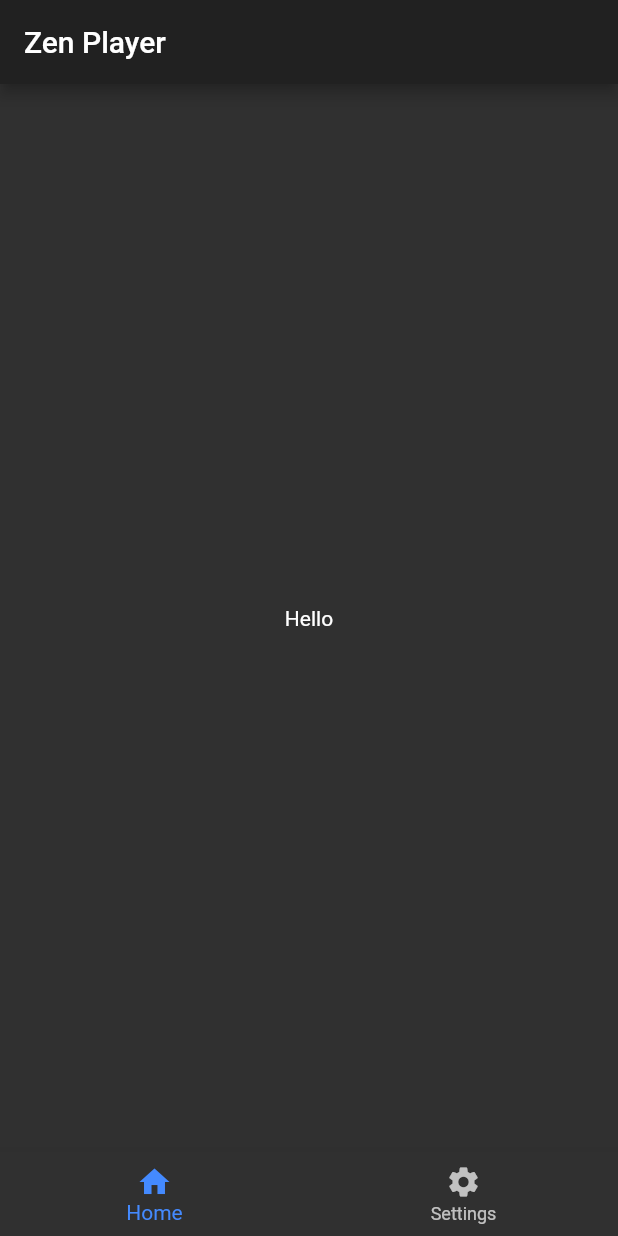
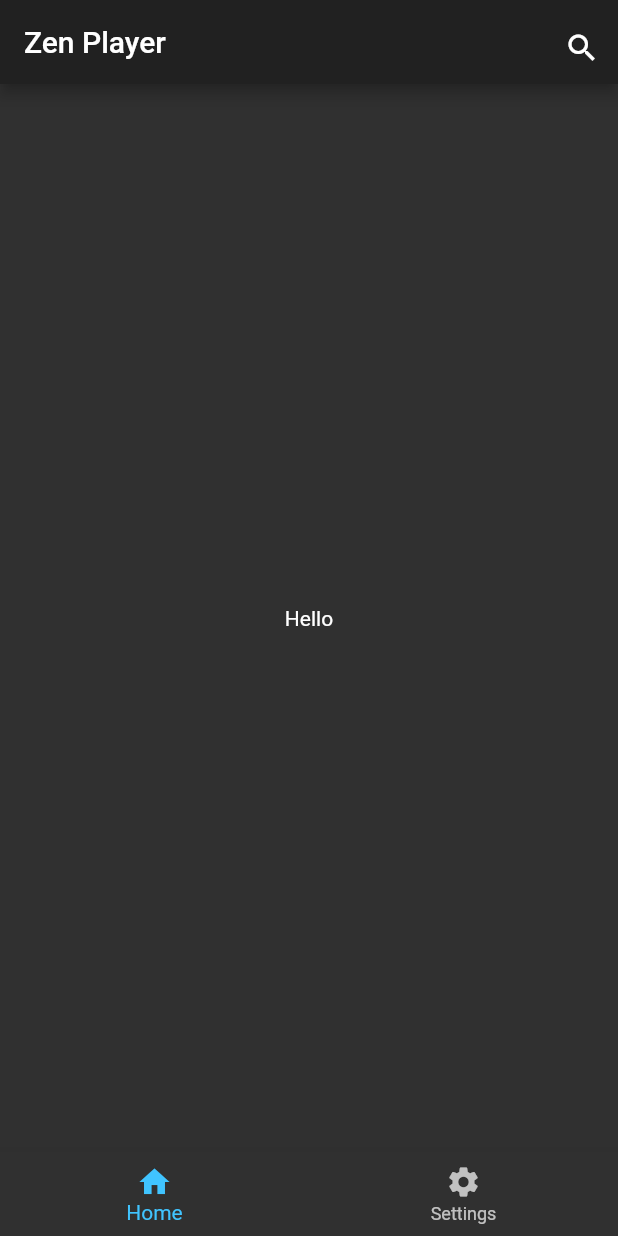
Before and after one commit to zawlinnnaing/zen-player, a Flutter app: the screen it shows after launch, on a phone screen of 412 x 824 dp. Run offline on Flutter 3.47's test engine with Material 2 defaults, Android fonts, the phone set to English and light mode, and no system bars; our stand-ins replace flutter_redux, redux, url_strategy.

Commit message:
- added redux

```diff
--- a/lib/layout/Default.dart
+++ b/lib/layout/Default.dart
@@ -1,8 +1,24 @@
 import 'dart:developer';
 
 import 'package:flutter/material.dart';
+import 'package:flutter_redux/flutter_redux.dart';
+import 'package:redux/redux.dart';
 import 'package:zen_player/modules/home/Home.dart';
 import 'package:zen_player/modules/setting/Setting.dart';
+import 'package:zen_player/redux/actions/app.dart';
+import 'package:zen_player/redux/states/app.dart';
+import 'package:zen_player/utils/routes.dart';
+
+class _BottomNavVm {
+  final int viewIdx;
+  final Function(int idx) onIdxChange;
+  _BottomNavVm({required this.viewIdx, required this.onIdxChange});
+  factory _BottomNavVm.fromStore(Store<AppState> store) {
+    return _BottomNavVm(
+        viewIdx: store.state.currentViewIndex,
+        onIdxChange: (idx) => store.dispatch(UpdateViewIndexAction(idx)));
+  }
+}
 
 class BottomNavigation extends StatefulWidget {
   @override
@@ -14,26 +30,37 @@ class BottomNavigation extends StatefulWidget {
 class _BottomNaviagtionState extends State<BottomNavigation> {
   int _selectedIndex = 0;
 
-  static List<Widget> _widgets = [Home(), Setting()];
+  List<Widget> _wigets = [Home(), Setting()];
 
-  void _onItemTapped(int index, BuildContext context) {
-    setState(() {
-      _selectedIndex = index;
-    });
-    // Routes.changeRoute(_widgets[index], context);
+  void _onItemTap(int idx, Function(int idx) idxChangeFn, BuildContext contex) {
+    idxChangeFn(idx);
+    Routes.changeRouteWithoutAnimation(_wigets[idx], context);
   }
 
   @override
   Widget build(BuildContext context) {
     log("current index ${_selectedIndex.toString()}");
-    return BottomNavigationBar(
-      items: const <BottomNavigationBarItem>[
-        BottomNavigationBarItem(icon: Icon(Icons.home), label: "Home"),
-        BottomNavigationBarItem(icon: Icon(Icons.settings), label: "Settings")
-      ],
-      currentIndex: _selectedIndex,
-      onTap: (int index) => _onItemTapped(index, context),
-    );
+    return StoreConnector(
+        builder: (BuildContext context, _BottomNavVm vm) => BottomNavigationBar(
+              items: const <BottomNavigationBarItem>[
+                BottomNavigationBarItem(icon: Icon(Icons.home), label: "Home"),
+                BottomNavigationBarItem(
+                    icon: Icon(Icons.settings), label: "Settings")
+              ],
+              currentIndex: vm.viewIdx,
+              onTap: (idx) => _onItemTap(idx, vm.onIdxChange, context),
+            ),
+        converter: (Store<AppState> store) => _BottomNavVm.fromStore(store));
+  }
+}
+
+class SearchButton extends StatelessWidget {
+  @override
+  Widget build(BuildContext context) {
+    return IconButton(
+        padding: EdgeInsets.symmetric(vertical: 20),
+        icon: const Icon(Icons.search),
+        onPressed: () => Navigator.pushNamed(context, Routes.search));
   }
 }
 
@@ -41,13 +68,19 @@ class DefaultLayout extends StatelessWidget {
   final String appTitle = "Zen Player";
   final Widget child;
   final AppBar? appBar;
-  DefaultLayout({Key? key, required this.child, this.appBar});
+  final bool showBackBtn;
+  DefaultLayout(
+      {Key? key, required this.child, this.appBar, this.showBackBtn = false});
   @override
   Widget build(BuildContext context) {
     return Scaffold(
       appBar: this.appBar ??
           AppBar(
             title: Text(appTitle),
+            automaticallyImplyLeading: this.showBackBtn,
+            actions: [
+              SearchButton(),
+            ],
           ),
       body: this.child,
       bottomNavigationBar: BottomNavigation(),
--- a/lib/main.dart
+++ b/lib/main.dart
@@ -1,27 +1,36 @@
 import 'package:flutter/material.dart';
+import 'package:flutter_redux/flutter_redux.dart';
+import 'package:redux/redux.dart';
 import 'package:url_strategy/url_strategy.dart';
-import 'package:zen_player/modules/home/Home.dart';
-import 'package:zen_player/modules/setting/Setting.dart';
+import 'package:zen_player/redux/reducers/app.dart';
+import 'package:zen_player/redux/states/app.dart';
 import 'package:zen_player/utils/routes.dart';
 
 void main() {
   setPathUrlStrategy();
-  runApp(MyApp());
+  Store<AppState> store = Store(appReducer, initialState: AppState());
+  runApp(MyApp(
+    store: store,
+  ));
 }
 
 class MyApp extends StatelessWidget {
-  // This widget is the root of your application.
+  final Store<AppState> store;
+  MyApp({required this.store});
+
   @override
   Widget build(BuildContext context) {
-    return MaterialApp(
-      title: 'Zen Player',
-      darkTheme: ThemeData.dark().copyWith(accentColor: Colors.blueAccent),
-      themeMode: ThemeMode.dark,
-      routes: {
-        Navigator.defaultRouteName: (context) => Home(),
-        Routes.settings: (context) => Setting(),
-      },
-      debugShowCheckedModeBanner: false,
-    );
+    return StoreProvider(
+        store: store,
+        child: MaterialApp(
+          title: 'Zen Player',
+          darkTheme:
+              ThemeData.dark().copyWith(accentColor: Colors.lightBlueAccent),
+          theme:
+              ThemeData.light().copyWith(accentColor: Colors.lightBlueAccent),
+          themeMode: store.state.themeState!.mode,
+          routes: Routes.routesMap,
+          debugShowCheckedModeBanner: false,
+        ));
   }
 }
--- /dev/null
+++ b/lib/redux/actions/app.dart
@@ -0,0 +1,4 @@
+class UpdateViewIndexAction {
+  final int index;
+  UpdateViewIndexAction(this.index);
+}
--- /dev/null
+++ b/lib/redux/actions/theme.dart
@@ -0,0 +1,6 @@
+import 'package:flutter/material.dart';
+
+class UpdateThemeModeAction {
+  ThemeMode themeMode;
+  UpdateThemeModeAction({required this.themeMode});
+}
--- /dev/null
+++ b/lib/redux/states/app.dart
@@ -0,0 +1,13 @@
+import 'package:zen_player/redux/states/theme.dart';
+
+
+
+class AppState {
+  int currentViewIndex = 0;
+  ThemeState? themeState;
+  List<String> searchHistory = [];
+
+  AppState() {
+    themeState = ThemeState();
+  }
+}
--- /dev/null
+++ b/lib/redux/states/theme.dart
@@ -0,0 +1,5 @@
+import 'package:flutter/material.dart';
+
+class ThemeState {
+  ThemeMode mode = ThemeMode.dark;
+}
--- /dev/null
+++ b/lib/redux/store.dart
@@ -0,0 +1,5 @@
+class AppStore {
+  AppStore() {
+
+  }
+}
--- a/lib/utils/routes.dart
+++ b/lib/utils/routes.dart
@@ -1,4 +1,7 @@
 import 'package:flutter/cupertino.dart';
+import 'package:zen_player/modules/home/Home.dart';
+import 'package:zen_player/modules/search/SearchPage.dart';
+import 'package:zen_player/modules/setting/Setting.dart';
 
 typedef RouteFunction = Widget Function(BuildContext a);
 
@@ -7,15 +10,20 @@ class Routes {
     throw UnimplementedError(
         "RoutesMap does not allow creating object. Just use static variables");
   }
-
   static const String home = "/";
   static const String settings = "/settings";
+  static const String search = "/search";
 
   static List<String> toList() {
     return [home, settings];
   }
 
-  static void changeRoute(
+  static Map<String, WidgetBuilder> routesMap = {
+    home: (_) => Home(),
+    settings: (_) => Setting(),
+    search: (_) => SearchPage(),
+  };
+  static void changeRouteWithoutAnimation(
     Widget page,
     BuildContext context,
   ) {
--- a/pubspec.yaml
+++ b/pubspec.yaml
@@ -32,6 +32,7 @@ dependencies:
   cupertino_icons: ^1.0.2
   url_strategy: ^0.2.0
   flutter_redux: ^0.8.2
+  redux: ^5.0.0
 
 dev_dependencies:
   flutter_test:
```
Also changed, not shown: lib/counter.dart (deleted, +0 -20 lines), lib/modules/search/SearchHistory.dart (added, +30 -0 lines), lib/modules/search/SearchPage.dart (added, +37 -0 lines), lib/redux/reducers/app.dart (added, +12 -0 lines), lib/redux/reducers/theme.dart (added, +12 -0 lines), pubspec.lock, 3 other files.
